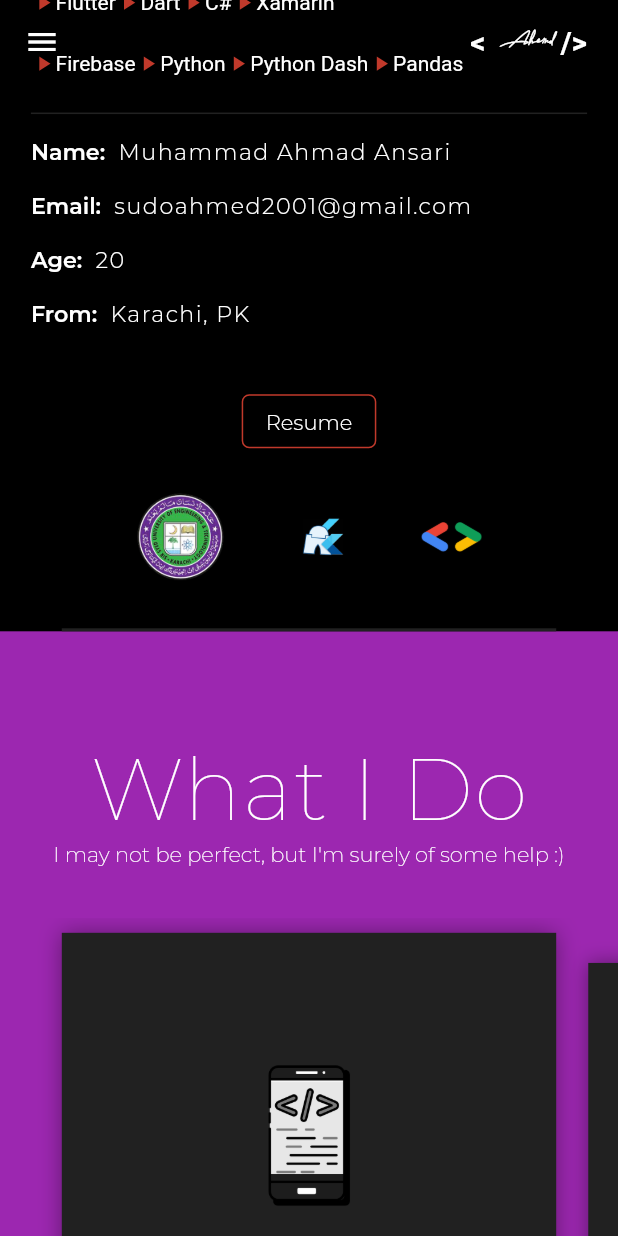
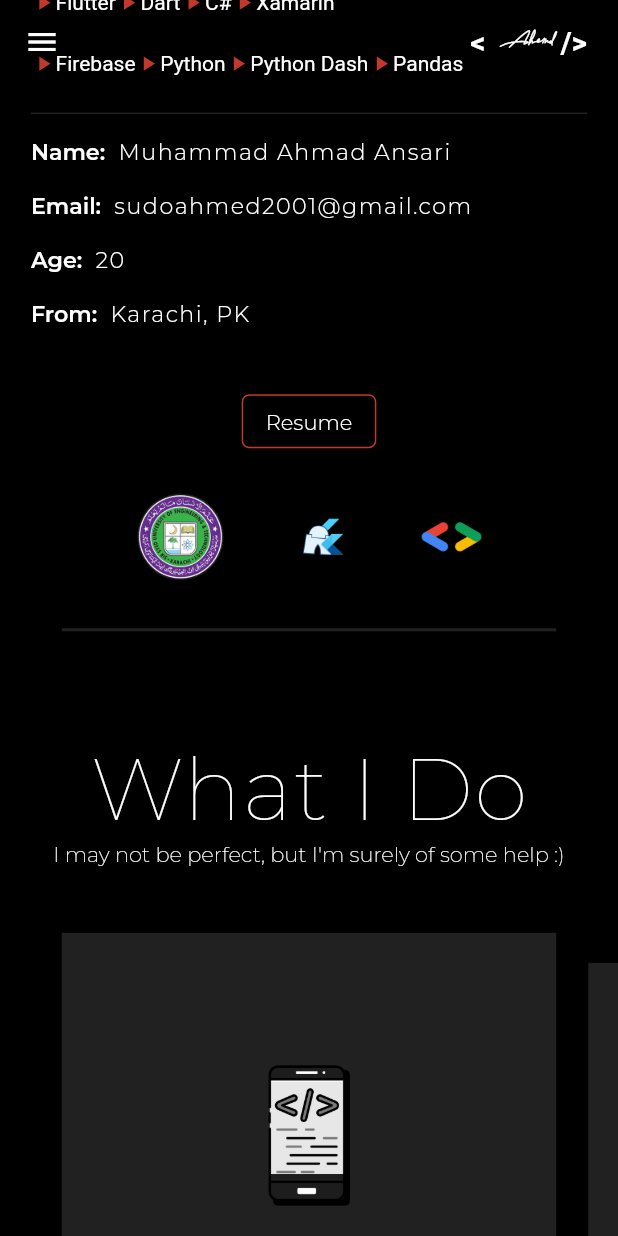
Before and after one commit to sudoahmed/responsive_portfolio, a Flutter app: the screen it shows after launch, scrolled down 1728 dp, on a phone screen of 412 x 824 dp. Run offline on Flutter 3.47's test engine with Material 2 defaults, Android fonts, the light colour scheme and no system bars; drawn by our look-alikes of carousel_slider, flip_card; our stand-ins replace animated_text_kit, google_fonts, responsive_builder, shared_preferences, url_strategy; missing offline and left inert: universal_html; network calls fail.

Commit message:
Reverted back to black background color to test Github Workflow Actions.

```diff
--- a/lib/sections/main_section.dart
+++ b/lib/sections/main_section.dart
@@ -115,8 +115,7 @@ class MainPageState extends State<MainPage> {
     final themeProv = Provider.of<ThemeProvider>(context);
     return Scaffold(
       extendBodyBehindAppBar: true,
-      backgroundColor: Colors.purple,
-      //backgroundColor: themeProv.lightTheme ? Colors.white : Colors.black,
+      backgroundColor: themeProv.lightTheme ? Colors.white : Colors.black,
       appBar: MediaQuery.of(context).size.width < 760
           ? AppBar(
               iconTheme: IconThemeData(
```
